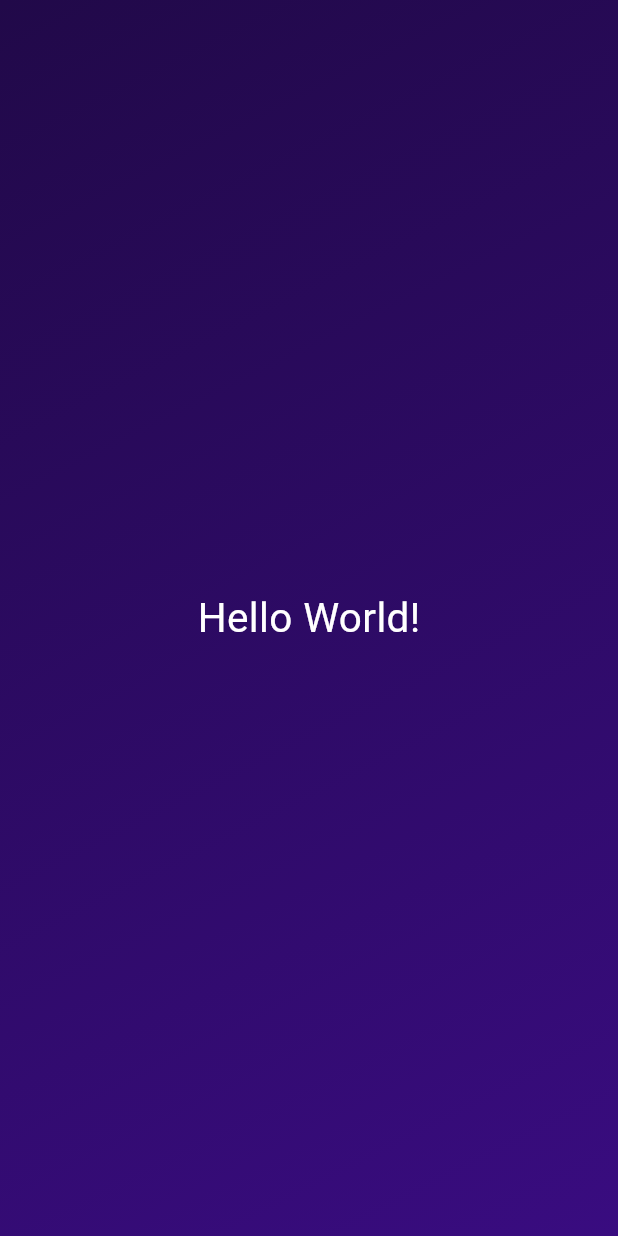
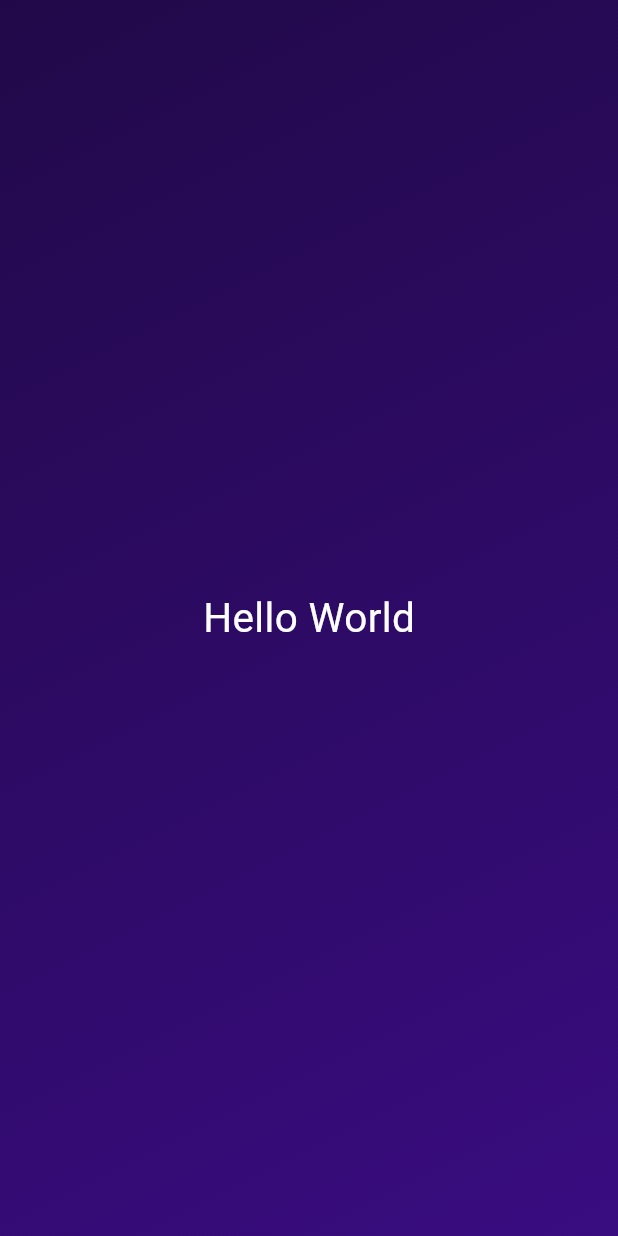
Before and after one commit to AnasKhan1506/Dicedemo, a Flutter app: the screen it shows after launch, on a phone screen of 412 x 824 dp. Run offline on Flutter 3.47's test engine with Material 3 defaults, Android fonts, the phone set to English and light mode, and no system bars.

Commit message:
initial screen

```diff
--- a/lib/style_text.dart
+++ b/lib/style_text.dart
@@ -7,7 +7,7 @@ class StyleText extends StatelessWidget {
   Widget build(BuildContext context) {
     return const Center(
       child: Text(
-        "Hello World!",
+        "Hello World",
         style: TextStyle(
           fontSize: 27,
           color: Colors.white,
```
